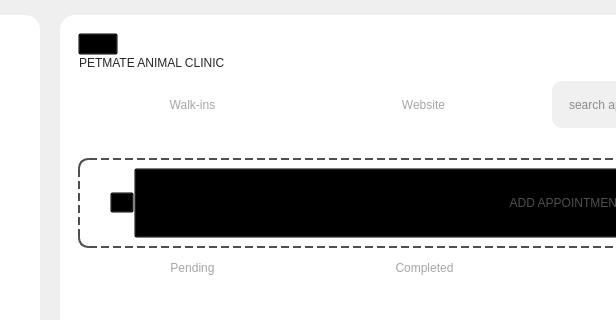
Above: Desktop_Application/Frontend/Home.ui from DreddVDomasian/Petmate-Desktop-Application before the change; both pictures show x 245 to 861 and y 0 to 320 of the 1280 by 720 pixel window. Below: the same form after it.
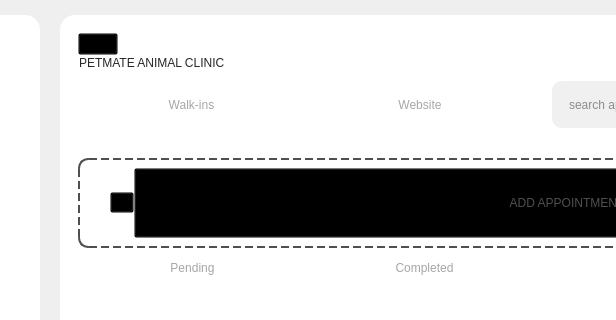
That is the form after the change. The open tabs and pages were chosen to show the change. Icons and pictures are not drawn.

Commit message:
Update UI element sizes and add card shadows
Adjusted widget sizes in Home.ui for better layout consistency and changed margins. Added card shadow effects to various headers, labels, and buttons in app.py to improve visual appearance. Removed redundant border styling from default_combobox_style in input_styles.py.

```diff
--- a/Desktop_Application/Frontend/Home.ui
+++ b/Desktop_Application/Frontend/Home.ui
@@ -2281,7 +2281,7 @@
                   <number>7</number>
                  </property>
                  <property name="rightMargin">
-                  <number>0</number>
+                  <number>5</number>
                  </property>
                  <property name="bottomMargin">
                   <number>7</number>
```
Left out of the diff: 24 changed lines with no effect on the pictures. The commit also changes 2 other files.
